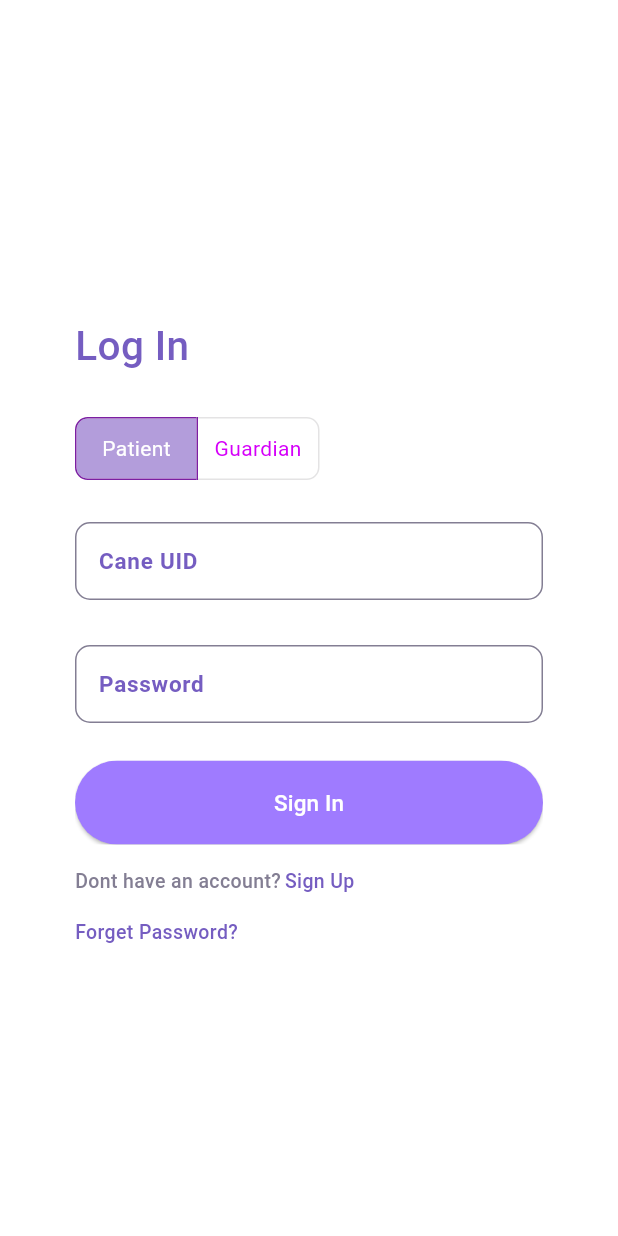
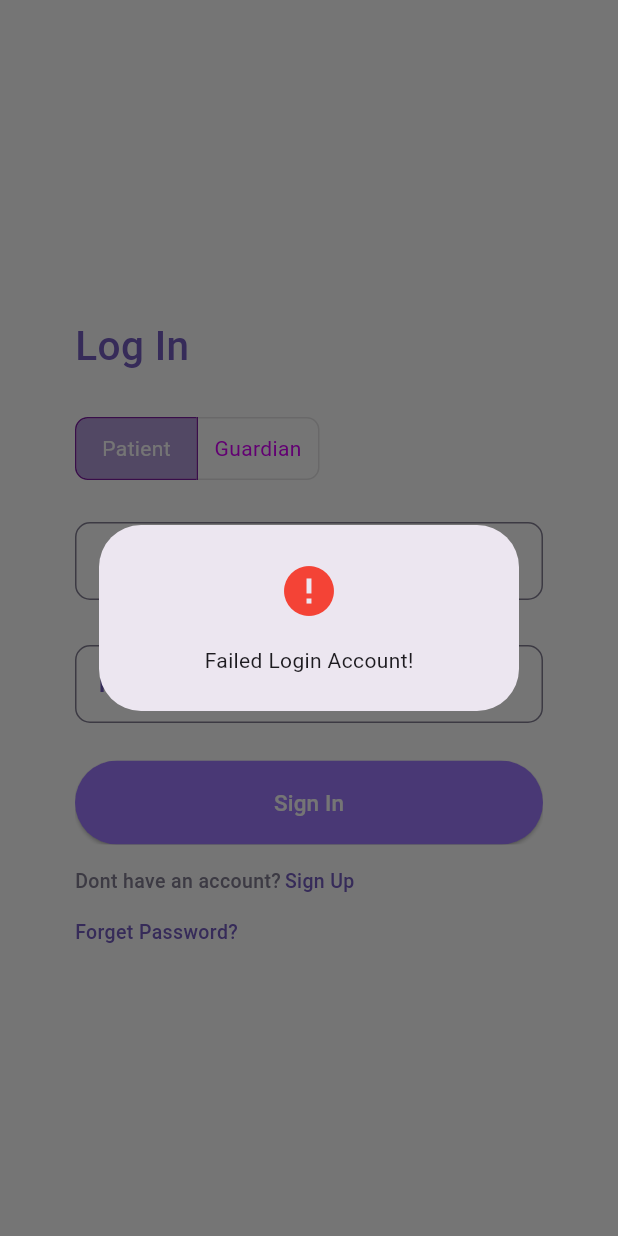
Before and after one commit to izasoerya/IntelliCane, a Flutter app: the screen it shows after launch, after a tap on "Sign In", on a phone screen of 412 x 824 dp. Run offline on Flutter 3.47's test engine with Material 3 defaults, Android fonts, the phone set to English and light mode, and no system bars; our stand-ins replace firebase_core, firebase_messaging, google_maps_flutter, sqflite; missing offline and left inert: flutter_timer_countdown; accounts and stored records are empty; generated files the repository leaves out were written again; Roboto replaces fonts that are missing (Poppins).

Commit message:
feat: give success/failed auth response

```diff
--- a/lib/login_page/screens/login_screen.dart
+++ b/lib/login_page/screens/login_screen.dart
@@ -1,4 +1,5 @@
 import 'package:flutter/material.dart';
+import 'package:intellicane/login_page/widget/response_popup.dart';
 import '../widget/role_slider.dart';
 import '../widget/save_data.dart';
 import '../widget/user_data.dart';
@@ -142,8 +143,10 @@ class _LoginScreenState extends State<LoginScreen> {
                           widget.controller.animateToPage(5,
                               duration: const Duration(milliseconds: 500),
                               curve: Curves.ease);
+                          responseAuth(context, 'Success Login Account!', true);
                         } else {
                           print("Login Failed!");
+                          responseAuth(context, 'Failed Login Account!', false);
                         }
                       },
                       style: ElevatedButton.styleFrom(
--- a/lib/login_page/screens/sign_up_screen.dart
+++ b/lib/login_page/screens/sign_up_screen.dart
@@ -2,6 +2,7 @@ import 'package:flutter/material.dart';
 import '../widget/role_slider.dart';
 import '../widget/save_data.dart';
 import '../widget/user_data.dart';
+import '../widget/response_popup.dart';
 
 class SingUpScreen extends StatefulWidget {
   const SingUpScreen({super.key, required this.controller});
@@ -158,9 +159,10 @@ class _SingUpScreenState extends State<SingUpScreen> {
                         );
                         print(newUser);
                         saveUserData(newUser);
-                        widget.controller.animateToPage(1,
+                        widget.controller.animateToPage(0,
                             duration: const Duration(milliseconds: 500),
                             curve: Curves.ease);
+                        responseAuth(context, 'Success Create Account!', true);
                       },
                       style: ElevatedButton.styleFrom(
                         backgroundColor: const Color(0xFF9F7BFF),
@@ -211,8 +213,8 @@ class _SingUpScreenState extends State<SingUpScreen> {
                         ),
                       ),
                     ),
-                    // const ElevatedButton(
-                    //     onPressed: showUserData, child: Text("Show data")),
+                    const ElevatedButton(
+                        onPressed: showUserData, child: Text("Show data")),
                   ],
                 ),
               ],
--- /dev/null
+++ b/lib/login_page/widget/response_popup.dart
@@ -0,0 +1,28 @@
+import 'package:flutter/material.dart';
+
+void responseAuth(BuildContext context, String response, bool success) {
+  showDialog(
+      context: context,
+      builder: (BuildContext context) {
+        Future.delayed(const Duration(seconds: 2), () {
+          Navigator.of(context).pop(); // Close the dialog after 5 seconds
+        });
+
+        return AlertDialog(
+          title: Icon(
+            success ? Icons.check_circle : Icons.error,
+            color: success ? Colors.green : Colors.red,
+            size: 40,
+          ),
+          content: AnimatedOpacity(
+            opacity: 1.0,
+            duration: const Duration(seconds: 2),
+            child: Center(
+              heightFactor: 1,
+              widthFactor: 1,
+              child: Text(response),
+            ),
+          ),
+        );
+      });
+}
```
